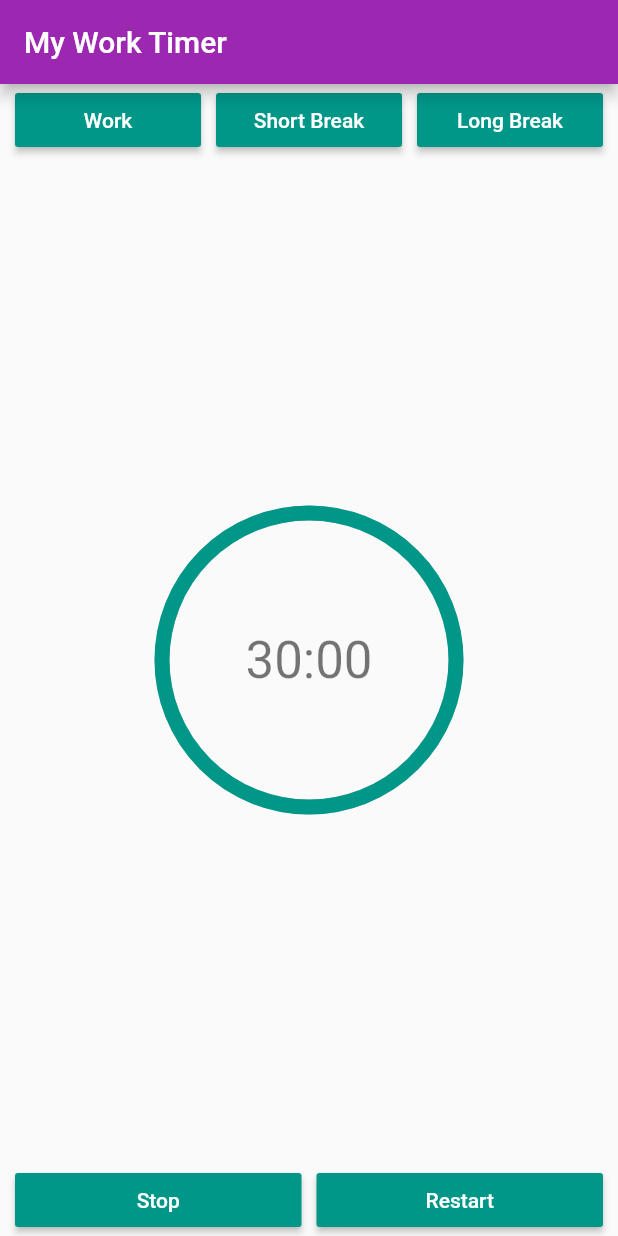
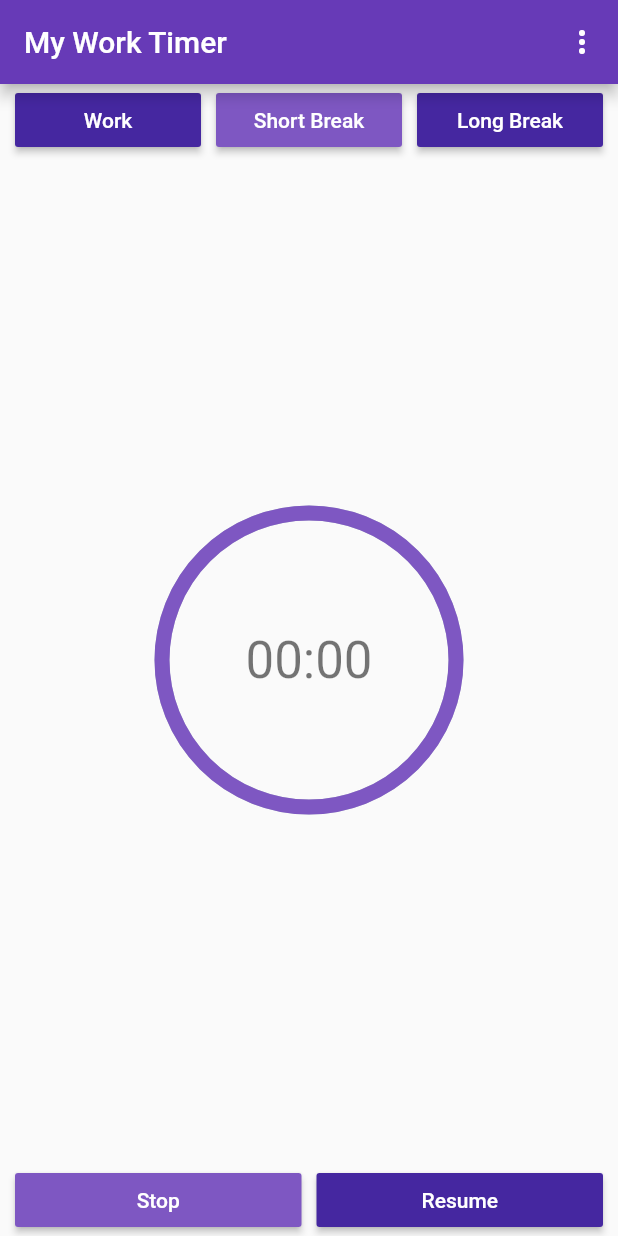
Before and after one commit to saifvandana/productivity_app, a Flutter app: the first screen one second after launch, on a phone screen of 412 x 824 dp. Run offline on Flutter 3.47's test engine with Material 2 defaults, Android fonts, the phone set to English and light mode, and no system bars; drawn by our look-alikes of percent_indicator; our stand-ins replace shared_preferences.

Commit message:
final touch

```diff
--- a/lib/main.dart
+++ b/lib/main.dart
@@ -1,9 +1,11 @@
 import 'package:flutter/material.dart';
+import 'package:productivity_app/settings.dart';
 import 'package:productivity_app/widgets.dart';
 import 'package:percent_indicator/percent_indicator.dart';
 import './timer.dart';
 import './widgets.dart';
 import './timermodel.dart';
+import './settings.dart';
 
 void main() {
   runApp(MyApp());
@@ -14,15 +16,11 @@ class MyApp extends StatelessWidget {
   Widget build(BuildContext context) {
     return MaterialApp(
       title: 'My Work Timer',
-      theme: ThemeData(
-        primarySwatch: Colors.purple,
-      ),
+      theme: ThemeData(primarySwatch: Colors.deepPurple),
       home: TimerHomepage(),
     );
   }
 }
-
-void emptyMethod() {}
 
 class TimerHomepage extends StatelessWidget {
   final double defaultPadding = 5.0;
@@ -30,15 +28,33 @@ class TimerHomepage extends StatelessWidget {
 
   @override
   Widget build(BuildContext context) {
+    final List<PopupMenuItem<String>> menuItems = List<PopupMenuItem<String>>();
+    menuItems.add(PopupMenuItem(
+      value: 'Settings',
+      child: Text('Settings'),
+    ));
+
     timer.startWork();
     return MaterialApp(
       title: 'My Work Timer',
       theme: ThemeData(
-        primarySwatch: Colors.purple,
+        primarySwatch: Colors.deepPurple,
       ),
       home: Scaffold(
           appBar: AppBar(
             title: Text('My Work Timer'),
+            actions: [
+              PopupMenuButton<String>(
+                itemBuilder: (BuildContext context) {
+                  return menuItems.toList();
+                },
+                onSelected: (s) {
+                  if (s == 'Settings') {
+                    goToSettings(context);
+                  }
+                },
+              )
+            ],
           ),
           body: LayoutBuilder(
               builder: (BuildContext context, BoxConstraints constraints) {
@@ -52,27 +68,27 @@ class TimerHomepage extends StatelessWidget {
                   Expanded(
                       // ignore: missing_required_param
                       child: ProductivityButton(
-                          color: Color(0xff009688),
+                          color: Color(0xff4527A0),
                           text: 'Work',
-                          onPressed: emptyMethod)),
+                          onPressed: () => timer.startWork())),
                   Padding(
                     padding: EdgeInsets.all(defaultPadding),
                   ),
                   Expanded(
                       // ignore: missing_required_param
                       child: ProductivityButton(
-                          color: Color(0xff009688),
+                          color: Color(0xff7E57C2),
                           text: 'Short Break',
-                          onPressed: emptyMethod)),
+                          onPressed: () => timer.startBreak(true))),
                   Padding(
                     padding: EdgeInsets.all(defaultPadding),
                   ),
                   Expanded(
                       // ignore: missing_required_param
                       child: ProductivityButton(
-                          color: Color(0xff009688),
+                          color: Color(0xff4527A0),
                           text: 'Long Break',
-                          onPressed: emptyMethod)),
+                          onPressed: () => timer.startBreak(false))),
                   Padding(
                     padding: EdgeInsets.all(defaultPadding),
                   ),
@@ -88,10 +104,11 @@ class TimerHomepage extends StatelessWidget {
                             child: CircularPercentIndicator(
                           radius: availableWidth / 2,
                           lineWidth: 10.0,
-                          percent: timer.percent,
-                          center: Text("30:00",
+                          percent: (timer.percent == null) ? 1 : timer.percent,
+                          center: Text(
+                              (timer.time == null) ? '00:00' : timer.time,
                               style: Theme.of(context).textTheme.headline4),
-                          progressColor: Color(0xff009688),
+                          progressColor: Color(0xff7E57C2),
                         ));
                       })),
               Row(
@@ -102,18 +119,18 @@ class TimerHomepage extends StatelessWidget {
                   Expanded(
                       // ignore: missing_required_param
                       child: ProductivityButton(
-                          color: Color(0xff009688),
+                          color: Color(0xff7E57C2),
                           text: 'Stop',
-                          onPressed: emptyMethod)),
+                          onPressed: () => timer.stopTimer())),
                   Padding(
                     padding: EdgeInsets.all(defaultPadding),
                   ),
                   Expanded(
                       // ignore: missing_required_param
                       child: ProductivityButton(
-                          color: Color(0xff009688),
-                          text: 'Restart',
-                          onPressed: emptyMethod)),
+                          color: Color(0xff4527A0),
+                          text: 'Resume',
+                          onPressed: () => timer.startTimer())),
                   Padding(
                     padding: EdgeInsets.all(defaultPadding),
                   ),
@@ -123,4 +140,10 @@ class TimerHomepage extends StatelessWidget {
           })),
     );
   }
+
+  void emptyMethod() {}
+  void goToSettings(BuildContext context) {
+    Navigator.push(
+        context, MaterialPageRoute(builder: (context) => SettingsScreen()));
+  }
 }
--- a/pubspec.yaml
+++ b/pubspec.yaml
@@ -24,6 +24,7 @@ dependencies:
   flutter:
     sdk: flutter
   percent_indicator: "^2.1.7+2"
+  shared_preferences: "0.5.12+4"
 
   # The following adds the Cupertino Icons font to your application.
   # Use with the CupertinoIcons class for iOS style icons.
```
Also changed, not shown: lib/settings.dart (added, +154 -0 lines), lib/timer.dart (+35 -6 lines), lib/widgets.dart (+25 -0 lines), pubspec.lock.
